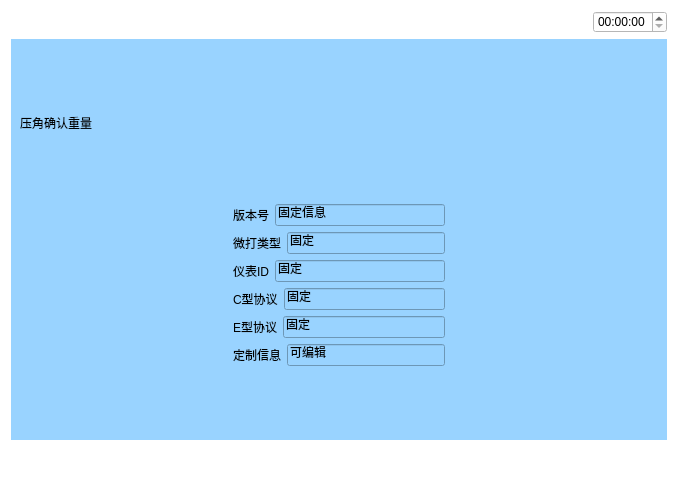
First picture: the form in WeighSensor/yibiaoxinxi.ui, repository xsw258x2s5w8/WeightSensor, before the edit.
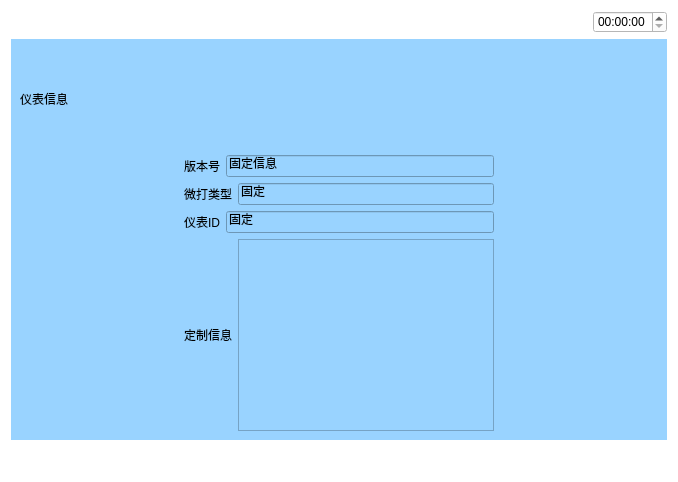
Second picture: the form after the edit. Icons and pictures are not drawn.

Patch:
```diff
--- a/WeighSensor/yibiaoxinxi.ui
+++ b/WeighSensor/yibiaoxinxi.ui
@@ -108,12 +108,25 @@
       <string notr="true">background-color: rgb(153, 211, 255);</string>
      </property>
      <layout class="QVBoxLayout" name="verticalLayout_2">
+      <item>
+       <spacer name="verticalSpacer_2">
+        <property name="orientation">
+         <enum>Qt::Vertical</enum>
+        </property>
+        <property name="sizeHint" stdset="0">
+         <size>
+          <width>20</width>
+          <height>40</height>
+         </size>
+        </property>
+       </spacer>
+      </item>
       <item>
        <layout class="QHBoxLayout" name="horizontalLayout">
         <item>
          <widget class="QLabel" name="label">
           <property name="text">
-           <string>压角确认重量</string>
+           <string>仪表信息</string>
           </property>
          </widget>
         </item>
@@ -135,6 +148,19 @@
         </item>
        </layout>
       </item>
+      <item>
+       <spacer name="verticalSpacer">
+        <property name="orientation">
+         <enum>Qt::Vertical</enum>
+        </property>
+        <property name="sizeHint" stdset="0">
+         <size>
+          <width>20</width>
+          <height>40</height>
+         </size>
+        </property>
+       </spacer>
+      </item>
       <item>
        <layout class="QHBoxLayout" name="horizontalLayout_13">
         <item>
@@ -166,6 +192,9 @@
               <property name="text">
                <string>固定信息</string>
               </property>
+              <property name="readOnly">
+               <bool>true</bool>
+              </property>
              </widget>
             </item>
            </layout>
@@ -184,6 +213,9 @@
               <property name="text">
                <string>固定</string>
               </property>
+              <property name="readOnly">
+               <bool>true</bool>
+              </property>
              </widget>
             </item>
            </layout>
@@ -202,45 +234,18 @@
               <property name="text">
                <string>固定</string>
               </property>
+              <property name="readOnly">
+               <bool>true</bool>
+              </property>
              </widget>
             </item>
            </layout>
           </item>
           <item>
-           <layout class="QHBoxLayout" name="horizontalLayout_10">
-            <item>
-             <widget class="QLabel" name="label_9">
-              <property name="text">
-               <string>C型协议</string>
-              </property>
-             </widget>
-            </item>
-            <item>
-             <widget class="QLineEdit" name="lineEdit_5">
-              <property name="text">
-               <string>固定</string>
-              </property>
-             </widget>
-            </item>
-           </layout>
+           <layout class="QHBoxLayout" name="horizontalLayout_10"/>
           </item>
           <item>
-           <layout class="QHBoxLayout" name="horizontalLayout_11">
-            <item>
-             <widget class="QLabel" name="label_25">
-              <property name="text">
-               <string>E型协议</string>
-              </property>
-             </widget>
-            </item>
-            <item>
-             <widget class="QLineEdit" name="lineEdit_6">
-              <property name="text">
-               <string>固定</string>
-              </property>
-             </widget>
-            </item>
-           </layout>
+           <layout class="QHBoxLayout" name="horizontalLayout_11"/>
           </item>
           <item>
            <layout class="QHBoxLayout" name="horizontalLayout_12">
@@ -252,9 +257,9 @@
              </widget>
             </item>
             <item>
-             <widget class="QLineEdit" name="lineEdit_7">
-              <property name="text">
-               <string>可编辑</string>
+             <widget class="QTextEdit" name="custInfo">
+              <property name="readOnly">
+               <bool>true</bool>
               </property>
              </widget>
             </item>
```
Left out of the diff: 6 changed lines with no effect on the pictures.
